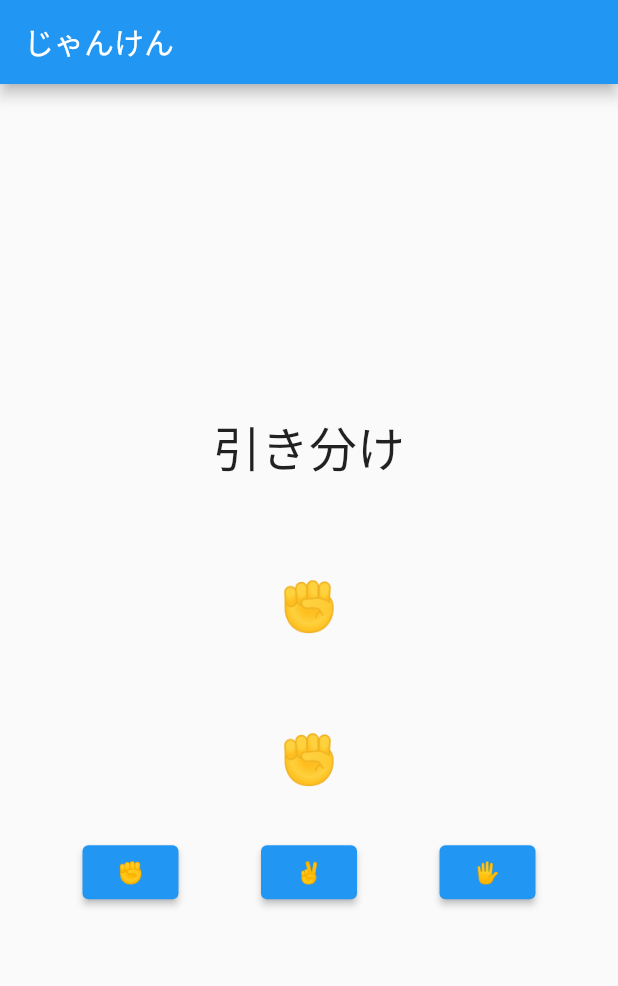
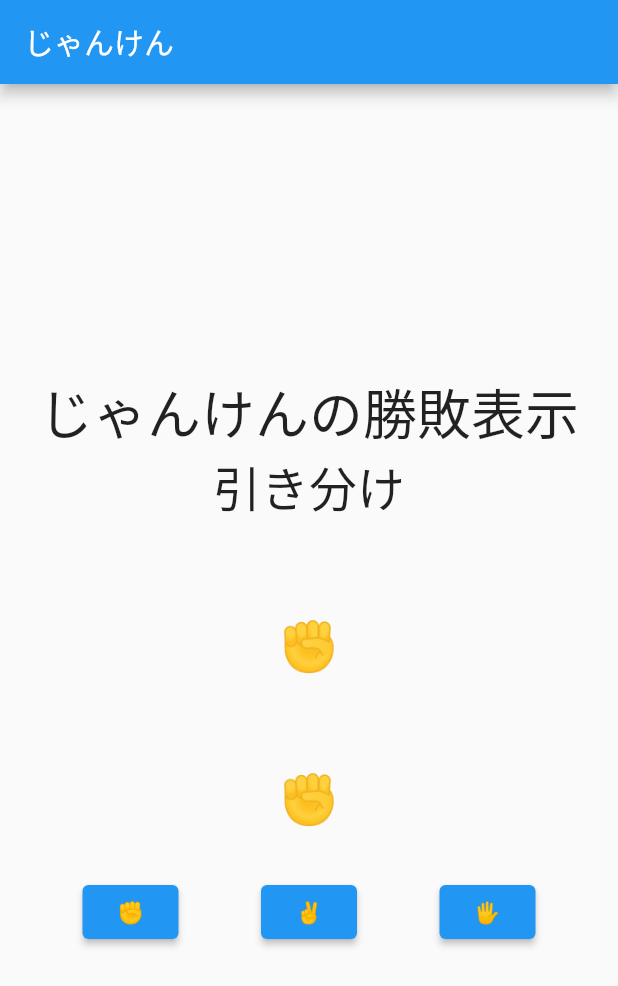
Before and after one commit to YusukeDonjo/janken, a Flutter app: the screen it shows after launch, on a phone screen of 412 x 824 dp. Shown: the top 986 px of the screen. Run offline on Flutter 3.47's test engine with Material 2 defaults, Android fonts, the phone set to English and light mode, and no system bars.

Commit message:
second commit

```diff
--- a/lib/main.dart
+++ b/lib/main.dart
@@ -77,6 +77,8 @@ class _JankenPageState extends State<JankenPage> {
         child: Column(
           mainAxisAlignment: MainAxisAlignment.center,
           children: [
+            Text('じゃんけんの勝敗表示',
+            style: TextStyle(fontSize: 36),),
             Text(
               result,
               style: TextStyle(
```
